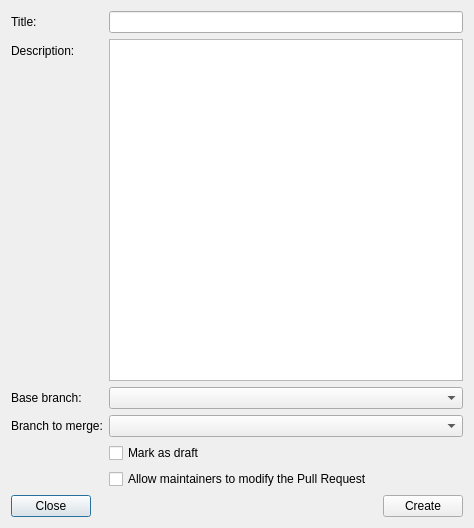
The window that src/git_server/CreatePullRequestDlg.ui (francescmm/GitQlient) describes before a commit, drawn with Qt 5.
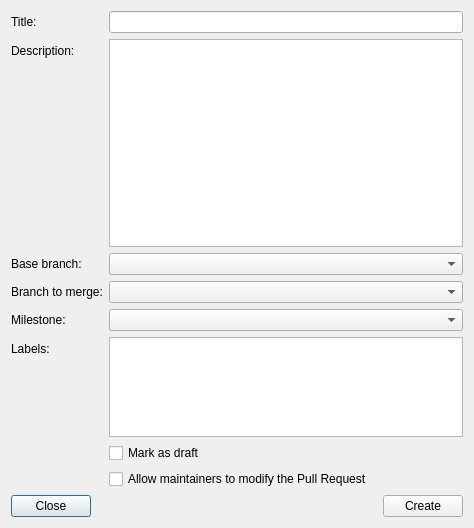
The same window after the commit.

Patch:
```diff
--- a/src/git_server/CreatePullRequestDlg.ui
+++ b/src/git_server/CreatePullRequestDlg.ui
@@ -50,14 +50,14 @@
        </property>
       </widget>
      </item>
-     <item row="4" column="1">
+     <item row="6" column="1">
       <widget class="QCheckBox" name="chDraft">
        <property name="text">
         <string>Mark as draft</string>
        </property>
       </widget>
      </item>
-     <item row="5" column="1">
+     <item row="7" column="1">
       <widget class="QCheckBox" name="chModify">
        <property name="text">
         <string>Allow maintainers to modify the Pull Request</string>
@@ -70,6 +70,33 @@
      <item row="3" column="1">
       <widget class="QComboBox" name="cbOrigin"/>
      </item>
+     <item row="4" column="1">
+      <widget class="QComboBox" name="cbMilesone"/>
+     </item>
+     <item row="4" column="0">
+      <widget class="QLabel" name="label_6">
+       <property name="text">
+        <string>Milestone:</string>
+       </property>
+      </widget>
+     </item>
+     <item row="5" column="0">
+      <widget class="QLabel" name="label_7">
+       <property name="text">
+        <string>Labels:</string>
+       </property>
+      </widget>
+     </item>
+     <item row="5" column="1">
+      <widget class="QListView" name="labelsListView">
+       <property name="maximumSize">
+        <size>
+         <width>16777215</width>
+         <height>100</height>
+        </size>
+       </property>
+      </widget>
+     </item>
     </layout>
    </item>
    <item>
```
Left out of the diff: 4 changed lines with no effect on the pictures.
